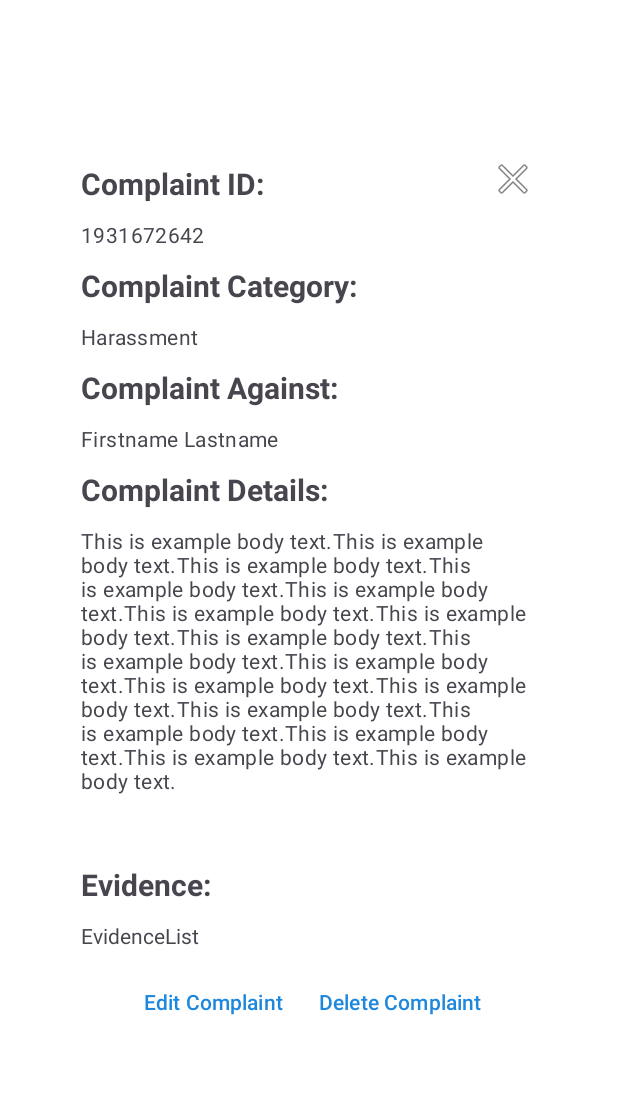
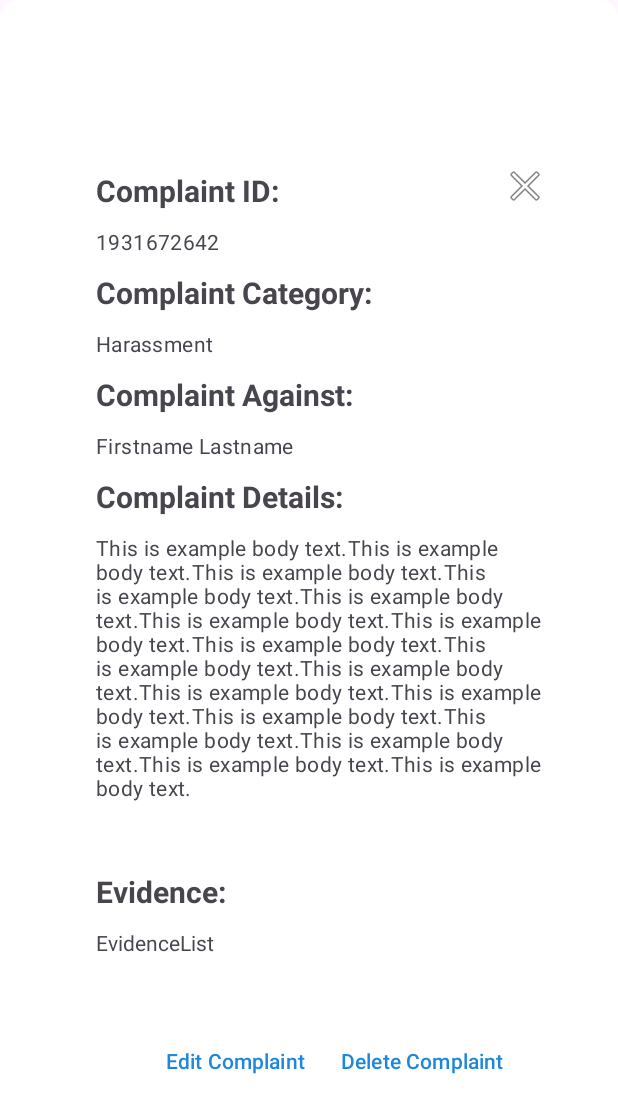
Before and after one commit to MinhazAyaaz/ComplainstApp, an Android app: the layout expanded_card.xml on its own in the app's theme, with its tools: preview values and no code run, on a phone screen of 412 x 824 dp. Shown: the top 1113 px of the screen. Run offline under Robolectric (Android 15) with nearby library versions, the light colour scheme and no system bars.

```diff
--- /dev/null
+++ b/ComplainstApp/app/src/main/res/drawable/rounded_corner.xml
@@ -0,0 +1,11 @@
+<?xml version="1.0" encoding="utf-8"?>
+<shape xmlns:android="http://schemas.android.com/apk/res/android"
+    android:shape="rectangle">
+
+    <solid
+        android:color="#ffffff"/>
+    <corners
+        android:radius="12dp"/>
+
+
+</shape>
--- a/ComplainstApp/app/src/main/res/layout/expanded_card.xml
+++ b/ComplainstApp/app/src/main/res/layout/expanded_card.xml
@@ -1,19 +1,21 @@
 <?xml version="1.0" encoding="utf-8"?>
+
 <androidx.constraintlayout.widget.ConstraintLayout xmlns:android="http://schemas.android.com/apk/res/android"
     xmlns:app="http://schemas.android.com/apk/res-auto"
     xmlns:tools="http://schemas.android.com/tools"
     android:layout_width="match_parent"
     android:layout_height="match_parent"
-    android:background="@color/white"
+    android:background="@drawable/rounded_corner"
+    android:foregroundTint="#00FFFFFF"
     android:soundEffectsEnabled="true">
-
 
     <LinearLayout
         android:id="@+id/vertical"
         android:layout_width="325dp"
-        android:layout_height="628dp"
+        android:layout_height="650dp"
         android:orientation="vertical"
-        android:padding="5dp"
+        android:paddingStart="15dp"
+        android:paddingTop="15dp"
         app:layout_constraintBottom_toBottomOf="parent"
         app:layout_constraintEnd_toEndOf="parent"
         app:layout_constraintStart_toStartOf="parent"
@@ -21,8 +23,9 @@
 
         <LinearLayout
             android:layout_width="match_parent"
-            android:layout_height="38dp"
-            android:orientation="horizontal">
+            android:layout_height="wrap_content"
+            android:orientation="horizontal"
+            android:paddingTop="5dp">
 
             <TextView
                 android:id="@+id/ID"
@@ -129,8 +132,8 @@
             android:layout_width="wrap_content"
             android:layout_height="wrap_content"
             android:orientation="horizontal"
-            android:padding="5dp"
-            android:paddingStart="35dp">
+            android:paddingStart="40dp"
+            android:paddingTop="40dp">
 
             <com.google.android.material.button.MaterialButton
                 android:id="@+id/editButton2"
--- a/ComplainstApp/app/src/main/res/values/style.xml
+++ b/ComplainstApp/app/src/main/res/values/style.xml
@@ -6,4 +6,9 @@
     <style name="YourCardView" parent="Widget.MaterialComponents.CardView">
         <item name="cardBackgroundColor">@color/white</item>
     </style>
+
+    <style name="animation">
+        <item name="android:windowEnterAnimation">@android:anim/fade_in</item>
+        <item name="android:windowExitAnimation">@android:anim/fade_out</item>
+    </style>
 </resources>
--- a/ComplainstApp/app/src/main/res/values/themes.xml
+++ b/ComplainstApp/app/src/main/res/values/themes.xml
@@ -3,7 +3,7 @@
     <style name="Theme.ComplainstApp" parent="Theme.MaterialComponents.DayNight.DarkActionBar">
         <!-- Primary brand color. -->
         <item name="colorPrimary">@color/purple_500</item>
-        <item name="colorPrimaryVariant">@color/purple_700</item>
+        <item name="colorPrimaryVariant">@color/blue</item>
         <item name="colorOnPrimary">@color/white</item>
         <!-- Secondary brand color. -->
         <item name="colorSecondary">@color/teal_200</item>
@@ -12,6 +12,7 @@
         <!-- Status bar color. -->
         <item name="android:statusBarColor" tools:targetApi="l">?attr/colorPrimaryVariant</item>
         <!-- Customize your theme here. -->
+        <item name="android:windowAnimationStyle">@style/animation</item>
     </style>
 
     <style name="Theme.ComplainstApp.NoActionBar">
```
Also changed, not shown: ComplainstApp/app/src/main/java/com/example/complainstapp/HomepageActivity.java (+5 -15 lines), ComplainstApp/app/src/main/java/com/example/complainstapp/RecyclerAdapter.java (+33 -16 lines), ComplainstApp/app/src/main/res/layout/card_layout.xml (+4 -11 lines), 3 other files.
